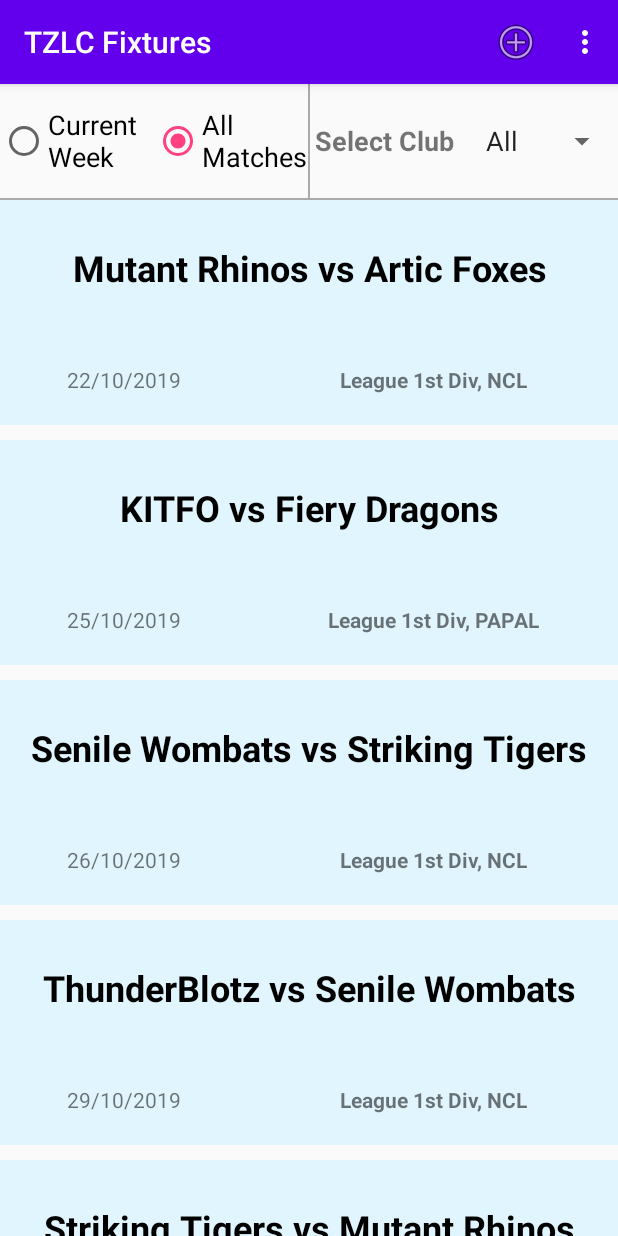
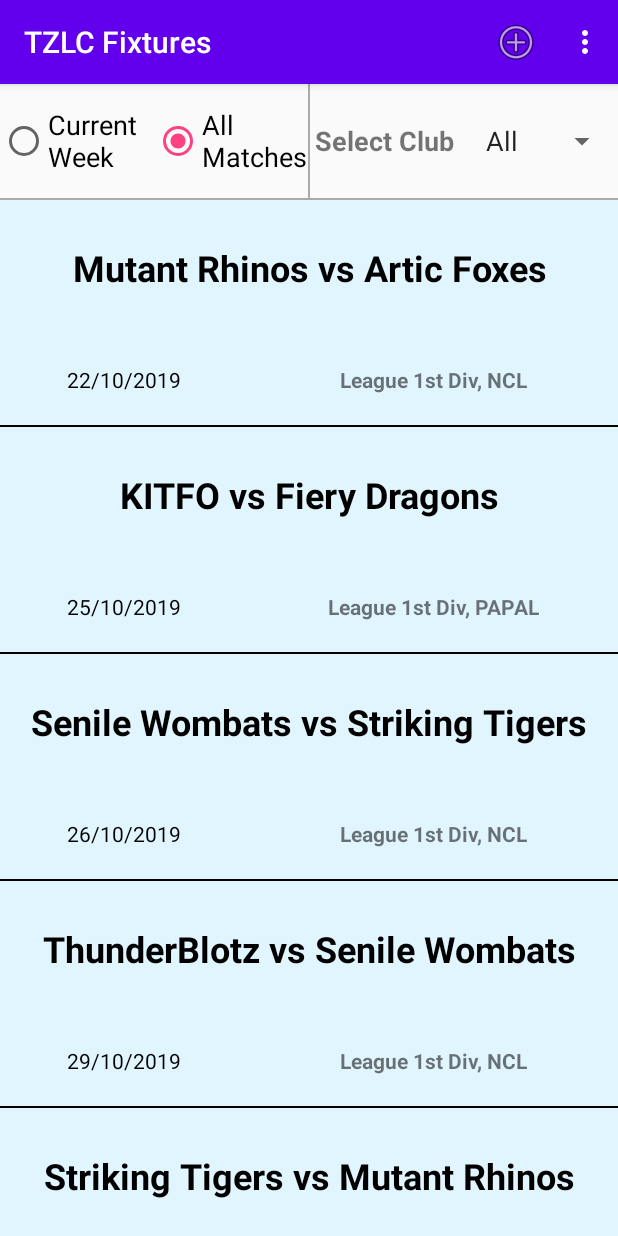
Before and after one commit to prashantalhat1406/TZLC11, an Android app: the screen it shows after launch (tzlc_match_display), on a phone screen of 412 x 824 dp. Run offline under Robolectric (Android 15) with nearby library versions, the phone set to English and light mode, and no system bars; our stand-ins replace Firebase (no records; nobody signed in at launch, a user with empty details on screens opened directly); libraries missing offline, so code that uses them is left out: com.firebase.ui.

Commit message:
Material design for divder

```diff
--- a/app/src/main/res/layout/content_tzlc_match_display.xml
+++ b/app/src/main/res/layout/content_tzlc_match_display.xml
@@ -105,8 +105,8 @@
         android:layout_width="match_parent"
         android:layout_height="match_parent"
         android:layout_weight="0.1"
-        android:divider="@android:color/transparent"
-        android:dividerHeight="10.0sp"
+        android:divider="@android:color/black"
+        android:dividerHeight="1dp"
         />
 
 </LinearLayout>
--- a/app/src/main/res/layout/fixturelistitem.xml
+++ b/app/src/main/res/layout/fixturelistitem.xml
@@ -21,7 +21,7 @@
                 android:layout_width="match_parent" android:layout_weight="0.6"
                 android:layout_height="match_parent" android:orientation="vertical">
                 <TextView android:id="@+id/fixtureDisplayDate"
-                    android:layout_width="match_parent" android:gravity="center" android:layout_weight="0.4" android:textSize="@dimen/listThirdLine"
+                    android:layout_width="match_parent" android:gravity="center" android:layout_weight="0.4" android:textSize="@dimen/listThirdLine" android:textColor="@color/Black"
                     android:layout_height="match_parent" android:text="01/12/2018" android:layout_gravity="center_horizontal" />
             </LinearLayout>
             <LinearLayout
```
